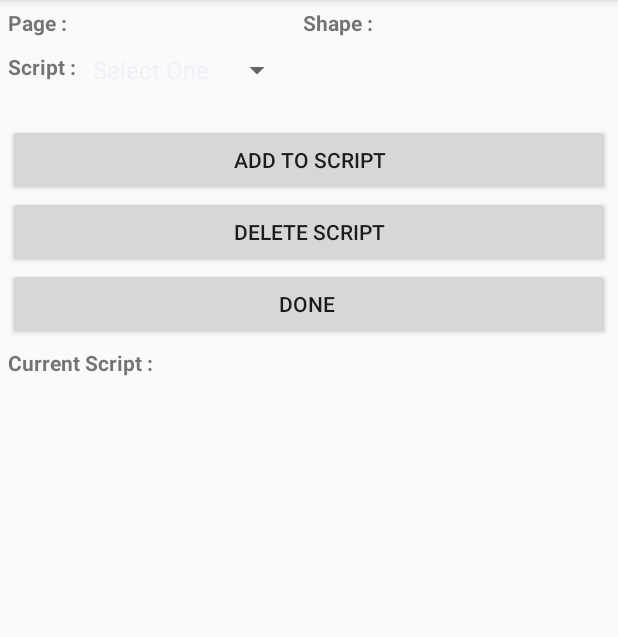
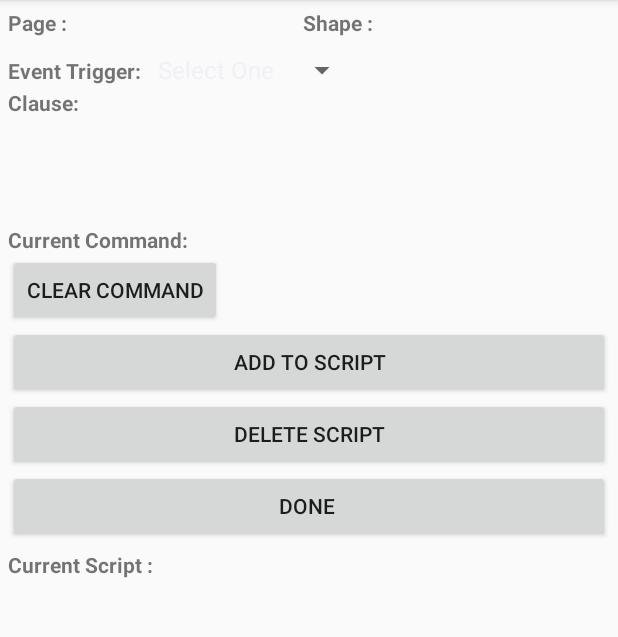
Before and after one commit to maivy/Bunny-World, an Android app: the EditScript screen opened directly, with no data from a screen before it, on a phone screen of 412 x 824 dp, the part 84-721 px from its top. Run offline under Robolectric (Android 15) with nearby library versions, the phone set to English and light mode, and no system bars; 3 statements that could not run were skipped.

Commit message:
allows for multiple clauses in script on editshape page

```diff
--- a/app/src/main/res/layout/activity_edit_script.xml
+++ b/app/src/main/res/layout/activity_edit_script.xml
@@ -50,7 +50,7 @@
             </LinearLayout>
         </LinearLayout>
 
-        // Script
+        <!--Script-->
         <LinearLayout
             android:layout_width="match_parent"
             android:layout_height="wrap_content"
@@ -59,14 +59,30 @@
             <TextView
                 android:layout_width="wrap_content"
                 android:layout_height="wrap_content"
-                android:text="Script : "
+                android:text="Event Trigger: "
                 android:textStyle="bold" />
+
+                <Spinner
+                    android:id="@+id/scriptFirstEdit"
+                    android:layout_width="wrap_content"
+                    android:layout_height="wrap_content"></Spinner>
+        </LinearLayout>
+
+        <TextView
+            android:id="@+id/clause"
+            android:layout_width="wrap_content"
+            android:layout_height="wrap_content"
+            android:text="Clause: "
+            android:textStyle="bold"/>
+
             <LinearLayout
                 android:layout_width="wrap_content"
                 android:layout_height="wrap_content"
-                android:orientation="vertical">
+                android:orientation="horizontal">
+
                 <Spinner
-                    android:id="@+id/scriptFirstEdit"
+                    android:id="@+id/scriptSecondEdit"
+                    android:visibility="invisible"
                     android:layout_width="wrap_content"
                     android:layout_height="wrap_content"></Spinner>
 
@@ -75,27 +91,37 @@
                     android:visibility="invisible"
                     android:layout_width="wrap_content"
                     android:layout_height="wrap_content"></Spinner>
-            </LinearLayout>
-
-            <LinearLayout
-                android:layout_width="wrap_content"
-                android:layout_height="wrap_content"
-                android:orientation="vertical">
-
-                <Spinner
-                    android:id="@+id/scriptSecondEdit"
-                    android:layout_width="wrap_content"
-                    android:layout_height="wrap_content"
-                    android:visibility="invisible"></Spinner>
 
                 <Spinner
                     android:id="@+id/scriptFourthEdit"
                     android:layout_width="wrap_content"
                     android:layout_height="wrap_content"
                     android:visibility="invisible"></Spinner>
+
+
             </LinearLayout>
+        <Button
+            android:id="@+id/addClause"
+            android:layout_width="wrap_content"
+            android:layout_height="wrap_content"
+            android:onClick="addClause"
+            android:text="Add clause"
+            android:visibility="invisible" />
+
+        <TextView
+            android:id="@+id/command"
+            android:layout_width="wrap_content"
+            android:layout_height="wrap_content"
+            android:textStyle="bold"
+            android:text="Current Command: "/>
+
+        <Button
+            android:id="@+id/clear"
+            android:layout_width="wrap_content"
+            android:layout_height="wrap_content"
+            android:text="Clear command"
+            android:onClick="clearCommand"/>
         </LinearLayout>
-    </LinearLayout>
 
     <Button
         android:onClick="addToScript"
```
Also changed, not shown: app/src/main/java/edu/stanford/cs108/bunnyworld/EditScript.java (+114 -33 lines).
